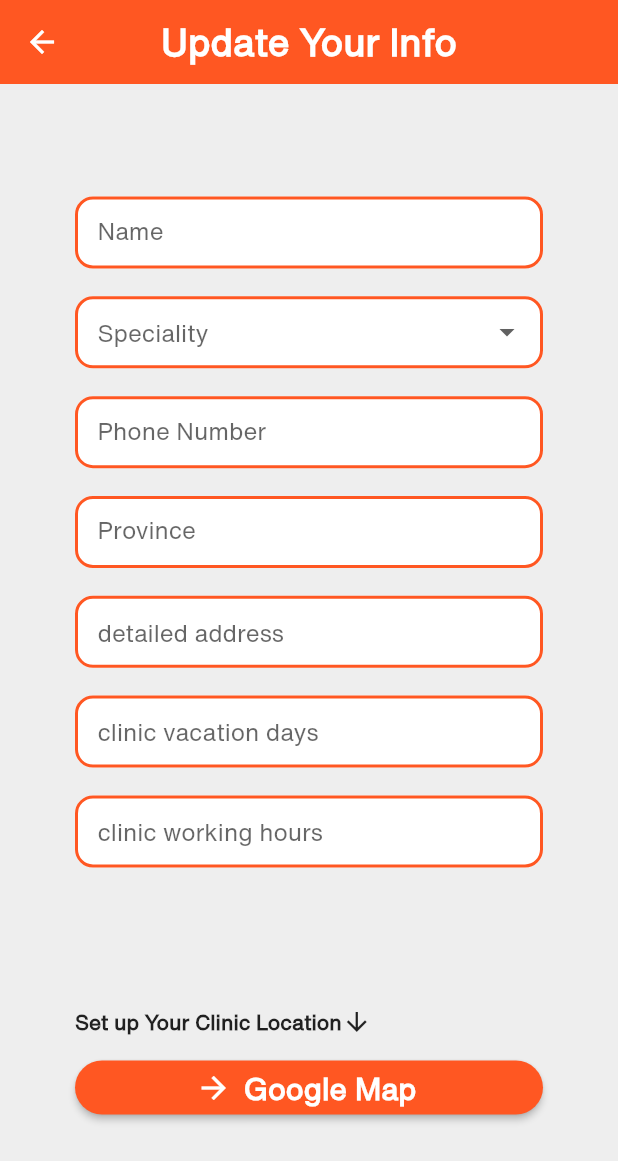
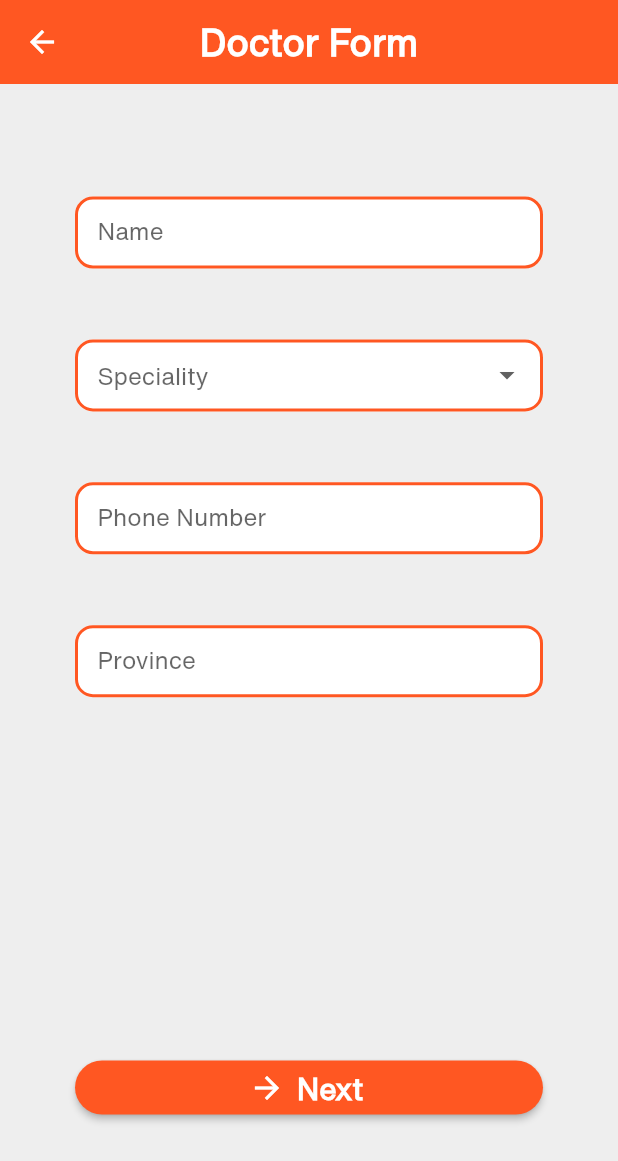
Before and after one commit to hhk-010/project_doctor, a Flutter app: the DoctorForm screen opened by its route, on a phone screen of 412 x 824 dp. Shown: the top 1161 px of the screen. Run offline on Flutter 3.47's test engine with Material 2 defaults, Android fonts, the phone set to English and light mode, and no system bars; our stand-ins replace cloud_firestore, firebase_auth, firebase_core, flutter_spinkit, geolocator, google_maps_flutter and 1 more; accounts and stored records are empty.

Commit message:
localization 2nd batch

```diff
--- a/lib/authorization/01_wrapper.dart
+++ b/lib/authorization/01_wrapper.dart
@@ -8,7 +8,7 @@ import 'package:project_doctor/services/data_model.dart';
 import 'package:project_doctor/services/auth.dart';
 import 'package:project_doctor/authorization/05_register.dart';
 import 'package:project_doctor/authorization/02_sign_in.dart';
-import '../pages/doctor_pages/doctor03_profile.dart';
+import '../pages/doctor_pages/doctor04_profile.dart';
 
 class Intermediate extends StatefulWidget {
   @override
--- a/lib/authorization/02_sign_in.dart
+++ b/lib/authorization/02_sign_in.dart
@@ -231,7 +231,7 @@ class _SignInState extends State<SignIn> {
                           children: <TextSpan>[
                             TextSpan(
                                 text: AppLocalizations.of(context)
-                                    .translate('does_have_account')),
+                                    .translate('does_not_have_account')),
                             TextSpan(
                                 text: AppLocalizations.of(context)
                                     .translate('register'),
--- a/lib/authorization/04_mcqs.dart
+++ b/lib/authorization/04_mcqs.dart
@@ -1,8 +1,6 @@
 import 'dart:io';
-
 import 'package:cloud_firestore/cloud_firestore.dart';
 import 'package:flutter/material.dart';
-import 'package:project_doctor/authorization/03_pre_mcqs.dart';
 import 'package:project_doctor/constants/theme.dart';
 import 'package:project_doctor/services/database.dart';
 import 'package:provider/provider.dart';
--- a/lib/main.dart
+++ b/lib/main.dart
@@ -1,6 +1,8 @@
 import 'package:flutter/material.dart';
+import 'package:project_doctor/authorization/05_register.dart';
 import 'package:project_doctor/authorization/email_verfication.dart';
 import 'package:project_doctor/pages/about_us.dart';
+import 'package:project_doctor/pages/doctor_pages/doctor02_clinic.dart';
 import 'package:project_doctor/pages/patient_pages/patient03_get_location.dart';
 import 'package:project_doctor/pages/patient_pages/patient04_map.dart';
 import 'package:project_doctor/pages/patient_pages/patient06_result_map.dart';
@@ -12,7 +14,7 @@ import 'package:project_doctor/pages/doctor_pages/doctor01_form.dart';
 import 'package:flutter/services.dart';
 import 'package:flutter_localizations/flutter_localizations.dart';
 import 'package:firebase_core/firebase_core.dart';
-import 'package:project_doctor/pages/doctor_pages/doctor03_profile.dart';
+import 'package:project_doctor/pages/doctor_pages/doctor04_profile.dart';
 import 'package:project_doctor/pages/patient_pages/patient05_result.dart';
 import 'package:project_doctor/services/app_localizations.dart';
 
@@ -103,6 +105,7 @@ class _MyAppState extends State<MyApp> {
           '/intermediate': (context) => Intermediate(),
           '/patient_complain': (context) => PatientComplain(),
           '/doctor_form': (context) => DoctorForm(),
+          '/doctor_clinic': (context) => ClinicForm(),
           '/doctor_profile': (context) => DoctorProfile(),
           '/patient_risk_factors': (context) => PatientRiskFactors(),
           '/patient_get_location': (context) => PatientGetLocation(),
@@ -110,6 +113,7 @@ class _MyAppState extends State<MyApp> {
           '/patmap': (context) => PatientMap(),
           '/doctorlocate': (context) => PatientResultMap(),
           '/email_verfication': (context) => EmailVerification(),
+          '/register': (context) => Register(),
         },
       );
     }
--- a/lib/pages/doctor_pages/doctor01_form.dart
+++ b/lib/pages/doctor_pages/doctor01_form.dart
@@ -1,8 +1,7 @@
 import 'package:flutter/material.dart';
-import 'package:project_doctor/pages/doctor_pages/doctor02_map.dart';
+import 'package:project_doctor/pages/doctor_pages/doctor02_clinic.dart';
 import 'package:project_doctor/services/app_localizations.dart';
 import 'package:project_doctor/constants/theme.dart';
-import 'package:project_doctor/services/auth.dart';
 
 class DoctorForm extends StatefulWidget {
   final String email;
@@ -14,47 +13,11 @@ class DoctorForm extends StatefulWidget {
 }
 
 final _formKey = GlobalKey<FormState>();
-final List<String> specialities = [
-  'Cardiologist',
-  'Pulmonologist',
-  'Endocrinologist',
-  'Enterologist',
-  'General Surgeon',
-  'Pediatric Surgeon',
-  'ThoracoVascular Surgeon',
-  'Emergency Department',
-  'Internist',
-  'Pediatrician',
-  'Gynecologist',
-  'Rheumatologist',
-  'Nephrologist',
-  'Heamatologist',
-  'Neurologist',
-  'Urosurgeon',
-  'Orthopaedic Surgeon',
-  'Neurosurgeon',
-  'Plastic Surgeon',
-  'Dermatologist',
-  'Ophthalmologist',
-  'Psychiatrist',
-  'Laryngologist'
-];
+
 String currentName;
 String currentSpeciality;
 String currentPhoneNumber;
 String currentProvince;
-String currentaddress='';
-String currentvacation='';
-String currentworkinghours='';
-
-final AuthService _auth = AuthService();
-void choiceAction(String choice) async {
-  if (choice == PopUpMenuConstants.logOut) {
-    await _auth.signOut();
-  } else {
-    print('settings');
-  }
-}
 
 class _DoctorFormState extends State<DoctorForm> {
   String email;
@@ -62,13 +25,37 @@ class _DoctorFormState extends State<DoctorForm> {
   _DoctorFormState({this.email, this.password});
   @override
   Widget build(BuildContext context) {
+    final List<String> specialities = [
+      AppLocalizations.of(context).translate('Internist'),
+      AppLocalizations.of(context).translate('Pediatrician'),
+      AppLocalizations.of(context).translate('Cardiologist'),
+      AppLocalizations.of(context).translate('Pulmonologist'),
+      AppLocalizations.of(context).translate('Enterologist'),
+      AppLocalizations.of(context).translate('Neurologist'),
+      AppLocalizations.of(context).translate('Heamatologist'),
+      AppLocalizations.of(context).translate('Nephrologist'),
+      AppLocalizations.of(context).translate('Rheumatologist'),
+      AppLocalizations.of(context).translate('Emergency physician'),
+      AppLocalizations.of(context).translate('Dermatologist'),
+      AppLocalizations.of(context).translate('Psychiatrist'),
+      AppLocalizations.of(context).translate('Gynecologist'),
+      AppLocalizations.of(context).translate('General Surgeon'),
+      AppLocalizations.of(context).translate('Pediatric Surgeon'),
+      AppLocalizations.of(context).translate('ThoracoVascular Surgeon'),
+      AppLocalizations.of(context).translate('Orthopaedic Surgeon'),
+      AppLocalizations.of(context).translate('Urosurgeon'),
+      AppLocalizations.of(context).translate('Plastic Surgeon'),
+      AppLocalizations.of(context).translate('Ophthalmologist'),
+      AppLocalizations.of(context).translate('Laryngologist'),
+    ];
+
     return Scaffold(
       resizeToAvoidBottomInset: false,
       backgroundColor: Colors.grey[200],
       appBar: AppBar(
         backgroundColor: Colors.deepOrange,
         title: Text(
-          AppLocalizations.of(context).translate('doctor_form_appbar'),
+          AppLocalizations.of(context).translate('doctor_form'),
           style: TextStyle(fontWeight: FontWeight.bold, fontSize: 25),
         ),
         centerTitle: true,
@@ -84,12 +71,12 @@ class _DoctorFormState extends State<DoctorForm> {
               children: [
                 TextFormField(
                   decoration: textInputdecoration.copyWith(
-                    hintText: AppLocalizations.of(context)
-                        .translate('doctor_form_name'),
-                    labelText: AppLocalizations.of(context)
-                        .translate('doctor_form_name'),
+                    hintText: AppLocalizations.of(context).translate('name'),
+                    labelText: AppLocalizations.of(context).translate('name'),
                   ),
-                  validator: (val) => val.isEmpty ? 'Enter Your Name' : null,
+                  validator: (val) => val.isEmpty
+                      ? AppLocalizations.of(context).translate('name_validator')
+                      : null,
                   onChanged: (val) => setState(() => currentName = val),
                 ),
                 Spacer(),
@@ -97,8 +84,7 @@ class _DoctorFormState extends State<DoctorForm> {
                   value: currentSpeciality,
                   decoration: textInputdecoration,
                   hint: Text(
-                    AppLocalizations.of(context)
-                        .translate('doctor_form_speciality'),
+                    AppLocalizations.of(context).translate('speciality'),
                   ),
                   dropdownColor: Colors.grey[200],
                   elevation: 5,
@@ -110,8 +96,10 @@ class _DoctorFormState extends State<DoctorForm> {
                       child: Text('$speciality'),
                     );
                   }).toList(),
-                  validator: (value) =>
-                      value == null ? "Choose Your Speciality" : null,
+                  validator: (value) => value == null
+                      ? AppLocalizations.of(context)
+                          .translate('speciality_validator')
+                      : null,
                   onChanged: (val) => setState(() => currentSpeciality = val),
                 ),
                 Spacer(),
@@ -119,13 +107,14 @@ class _DoctorFormState extends State<DoctorForm> {
                   onChanged: (val) => setState(() => currentPhoneNumber = val),
                   keyboardType: TextInputType.phone,
                   decoration: textInputdecoration.copyWith(
-                    hintText: AppLocalizations.of(context)
-                        .translate('doctor_form_phoneNumber'),
-                    labelText: AppLocalizations.of(context)
-                        .translate('doctor_form_phoneNumber'),
+                    hintText:
+                        AppLocalizations.of(context).translate('phoneNumber'),
+                    labelText:
+                        AppLocalizations.of(context).translate('phoneNumber'),
                   ),
                   validator: (val) => val.length < 11
-                      ? 'Phone Number should be 11 digits'
+                      ? AppLocalizations.of(context)
+                          .translate('phoneNumber_validator')
                       : null,
                 ),
                 Spacer(),
@@ -134,65 +123,14 @@ class _DoctorFormState extends State<DoctorForm> {
                       val.isEmpty ? 'Enter your province' : null,
                   onChanged: (val) => setState(() => currentProvince = val),
                   decoration: textInputdecoration.copyWith(
-                    hintText: AppLocalizations.of(context)
-                        .translate('doctor_form_province'),
-                    labelText: AppLocalizations.of(context)
-                        .translate('doctor_form_province'),
-                  ),
-                ),
-                Spacer(),
-                TextFormField(
-                  validator: (val) =>
-                  val.isEmpty ? 'Enter your address' : null,
-                  onChanged: (val) => setState(() => currentaddress = val),
-                  decoration: textInputdecoration.copyWith(
-                    hintText: 'detailed address'/*AppLocalizations.of(context)
-                        .translate('doctor_form_province'),
-                    labelText: AppLocalizations.of(context)
-                        .translate('doctor_form_province'),*/
-                  ),
-                ),
-                Spacer(),
-                TextFormField(
-                  validator: (val) =>
-                  val.isEmpty ? 'Enter your clinic vacation days' : null,
-                  onChanged: (val) => setState(() => currentvacation = val),
-                  decoration: textInputdecoration.copyWith(
-                    hintText: 'clinic vacation days'/*AppLocalizations.of(context)
-                        .translate('doctor_form_province'),
-                    labelText: AppLocalizations.of(context)
-                        .translate('doctor_form_province'),*/
-                  ),
-                ),
-                Spacer(),
-                TextFormField(
-                  validator: (val) =>
-                  val.isEmpty ? 'Enter your clinic working hours' : null,
-                  onChanged: (val) => setState(() => currentworkinghours = val),
-                  decoration: textInputdecoration.copyWith(
-                    hintText:'clinic working hours' /*AppLocalizations.of(context)
-                        .translate('doctor_form_province'),
-                    labelText: AppLocalizations.of(context)
-                        .translate('doctor_form_province'),*/
+                    hintText:
+                        AppLocalizations.of(context).translate('province'),
+                    labelText:
+                        AppLocalizations.of(context).translate('province'),
                   ),
                 ),
                 Spacer(
                   flex: 5,
-                ),
-                Row(
-                  children: [
-                    Text(
-                      'Set up Your Clinic Location',
-                      style: TextStyle(fontWeight: FontWeight.bold),
-                    ),
-                    Icon(
-                      Icons.arrow_downward,
-                      size: 20,
-                    ),
-                  ],
-                ),
-                SizedBox(
-                  height: 10,
                 ),
                 ButtonTheme(
                   minWidth: double.infinity,
@@ -212,16 +150,13 @@ class _DoctorFormState extends State<DoctorForm> {
                             currentProvince != null) {
                           await Navigator.of(context).push(
                             MaterialPageRoute(
-                              builder: (context) => DocMap(
+                              builder: (context) => ClinicForm(
                                 email: email,
                                 password: password,
                                 name: currentName,
                                 speciality: currentSpeciality,
-                                phone: currentPhoneNumber,
+                                phoneNumber: currentPhoneNumber,
                                 province: currentProvince,
-                                address: currentaddress,
-                                vacation: currentvacation,
-                                workinghours: currentworkinghours,
                               ),
                             ),
                           );
@@ -229,7 +164,7 @@ class _DoctorFormState extends State<DoctorForm> {
                       }
                     },
                     label: Text(
-                      'Google Map',
+                      AppLocalizations.of(context).translate('next'),
                       style: TextStyle(
                           color: Colors.white,
                           fontSize: 20,
--- a/lib/pages/home.dart
+++ b/lib/pages/home.dart
@@ -61,6 +61,12 @@ class _HomeState extends State<Home> {
                   )
                   .toList(),
             ),
+          ),
+          IconButton(
+            icon: Icon(Icons.email),
+            onPressed: () {
+              Navigator.pushNamed(context, '/register');
+            },
           ),
         ],
       ),
```
Also changed, not shown: lang/ar.json (+39 -17 lines), lang/en.json (+56 -21 lines), lib/authorization/05_register.dart (+39 -17 lines), lib/pages/doctor_pages/doctor02_clinic.dart (added, +171 -0 lines), lib/pages/doctor_pages/doctor04_profile.dart (renamed from lib/pages/doctor_pages/doctor03_profile.dart, +6 -6 lines), lib/pages/doctor_pages/doctor05_update_info.dart (renamed from lib/pages/doctor_pages/doctor04_update_info.dart, +11 -8 lines), lib/pages/doctor_pages/doctor03_map.dart (renamed from lib/pages/doctor_pages/doctor02_map.dart), lib/pages/doctor_pages/doctor06_update_map.dart (renamed from lib/pages/doctor_pages/doctor05_update_map.dart), lib/pages/doctor_pages/doctor07_update_password.dart (renamed from lib/pages/doctor_pages/doctor05_update_password.dart).
